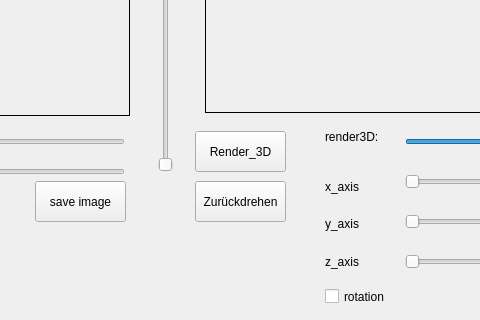
First picture: the form in app/widget.ui, repository jupp-kh/SWEIDM, before the edit; both pictures show x 425 to 905 and y 409 to 729 of the 1249 by 729 pixel window.
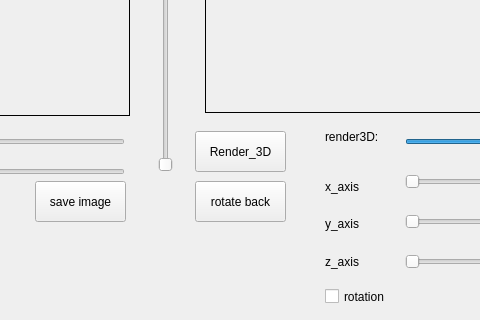
Second picture: the form after the edit.

What changed in the file:
```diff
--- a/app/widget.ui
+++ b/app/widget.ui
@@ -328,7 +328,7 @@
     </rect>
    </property>
    <property name="text">
-    <string>Zurückdrehen</string>
+    <string>rotate back</string>
    </property>
   </widget>
   <widget class="QPushButton" name="pushButton_crop">
```
